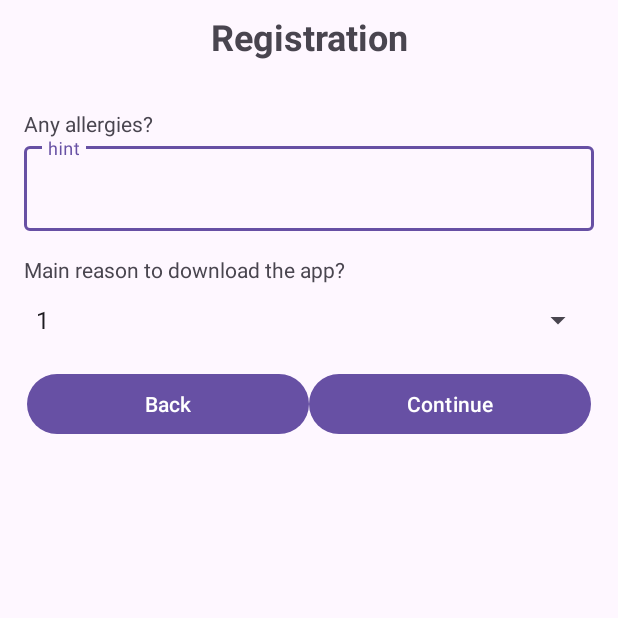
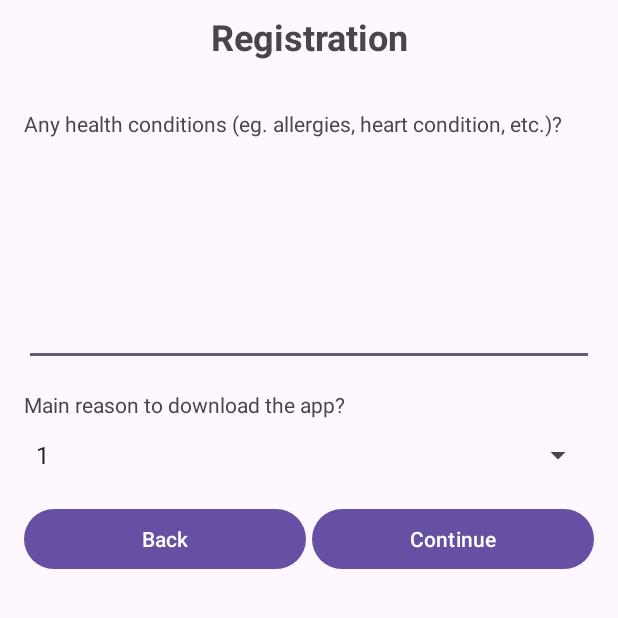
Before and after one commit to jdsal10/GroupProject, an Android app: the Registration screen opened directly, with no data from a screen before it, on a phone screen of 412 x 824 dp, the top half of it. Run offline under Robolectric (Android 15) with nearby library versions, the phone set to English and light mode, and no system bars.

Commit message:
Update activity_registration.xml

```diff
--- a/app/src/main/res/layout/activity_registration.xml
+++ b/app/src/main/res/layout/activity_registration.xml
@@ -214,7 +214,8 @@
         android:id="@+id/p3"
         android:layout_width="match_parent"
         android:layout_height="wrap_content"
-        android:orientation="vertical">
+        android:orientation="vertical"
+        android:visibility="visible">
 
         <LinearLayout
             android:id="@+id/allergiesGroup"
@@ -228,17 +229,21 @@
                 android:id="@+id/allergiesLabel"
                 android:layout_width="match_parent"
                 android:layout_height="wrap_content"
-                android:text="Any allergies?" />
+                android:text="Any health conditions (eg. allergies, heart condition, etc.)?" />
+
+            <EditText
+                android:id="@+id/allergiesTextBox"
+                android:layout_width="match_parent"
+                android:layout_height="wrap_content"
+                android:inputType="text|textMultiLine"
+                android:lines="8"
+                android:maxLines="10"
+                android:minLines="6"
+                android:scrollbars="vertical" />
 
             <com.google.android.material.textfield.TextInputLayout
                 android:layout_width="match_parent"
-                android:layout_height="wrap_content">
-
-                <com.google.android.material.textfield.TextInputEditText
-                    android:layout_width="match_parent"
-                    android:layout_height="wrap_content"
-                    android:hint="hint" />
-            </com.google.android.material.textfield.TextInputLayout>
+                android:layout_height="wrap_content" />
         </LinearLayout>
 
         <LinearLayout
@@ -267,22 +272,21 @@
         android:id="@+id/buttons"
         android:layout_width="match_parent"
         android:layout_height="wrap_content"
-        android:orientation="horizontal"
-        android:visibility="visible">
+        android:orientation="horizontal">
 
         <Button
             android:id="@+id/buttonBack"
             android:layout_width="0dp"
             android:layout_height="wrap_content"
-            android:layout_marginStart="2dp"
+            android:layout_marginEnd="2dp"
             android:layout_weight="0.5"
             android:text="Back" />
 
         <Button
-            android:id="@+id/button"
+            android:id="@+id/buttonCont"
             android:layout_width="0dp"
             android:layout_height="wrap_content"
-            android:layout_marginEnd="2dp"
+            android:layout_marginStart="2dp"
             android:layout_weight="0.5"
             android:text="Continue" />
     </LinearLayout>
```
